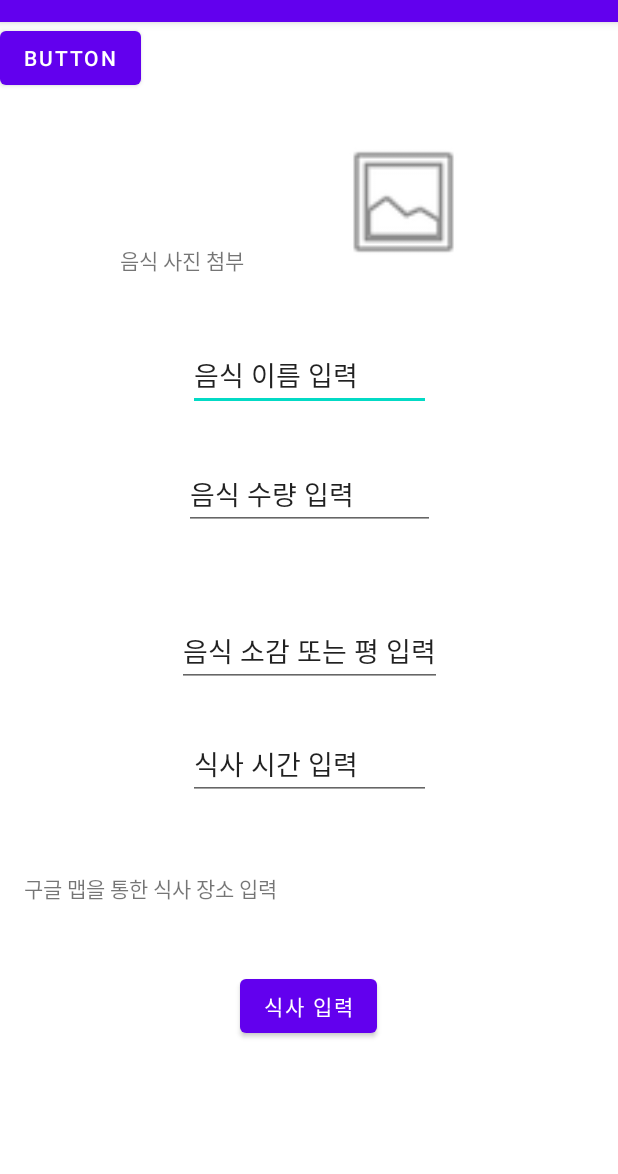
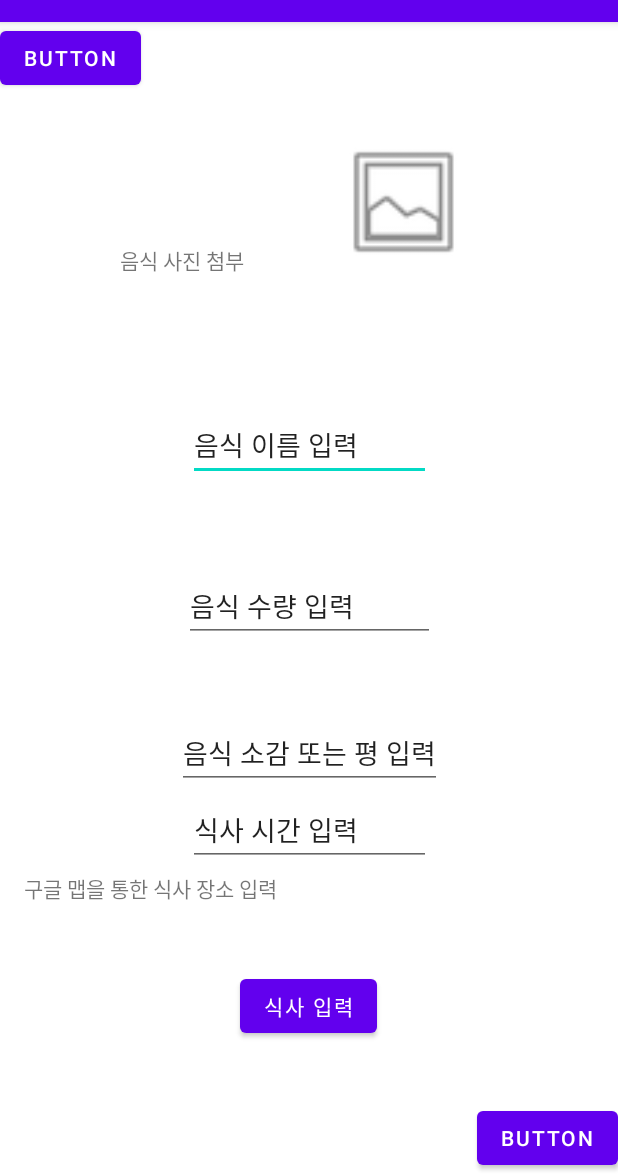
Before and after one commit to Jung-jaewoo/diet-android-app, an Android app: the screen it shows after launch (MainActivity), on a phone screen of 412 x 824 dp, the part 62-1236 px from its top. Run offline under Robolectric (Android 15) with nearby library versions, the phone set to English and light mode, and no system bars.

Commit message:
feat:' create open gallary btn'

```diff
--- a/app/src/main/java/com/example/mydietandroidapp/MainActivity.java
+++ b/app/src/main/java/com/example/mydietandroidapp/MainActivity.java
@@ -1,36 +1,84 @@
 package com.example.mydietandroidapp;
 
+import androidx.activity.result.ActivityResult;
+import androidx.activity.result.ActivityResultCallback;
+import androidx.activity.result.ActivityResultLauncher;
+import androidx.activity.result.contract.ActivityResultContracts;
 import androidx.appcompat.app.AppCompatActivity;
 
 import android.content.ContentValues;
+import android.content.Intent;
 import android.database.Cursor;
+import android.graphics.Bitmap;
+import android.graphics.BitmapFactory;
+import android.net.Uri;
 import android.os.Bundle;
+import android.provider.MediaStore;
 import android.view.View;
+import android.widget.Button;
 import android.widget.EditText;
+import android.widget.ImageView;
 import android.widget.Toast;
 
+import java.io.FileNotFoundException;
+import java.io.InputStream;
+import java.util.ArrayList;
+
 public class MainActivity extends AppCompatActivity {
+    private final int GET_GALLERY_IMAGE = 200;
+    private ImageView imageView;
+    private Uri imageUri;
 
     @Override
     protected void onCreate(Bundle savedInstanceState) {
         super.onCreate(savedInstanceState);
         setContentView(R.layout.activity_main);
+
+        imageView = findViewById(R.id.image_view);
     }
+
+    // 갤러리 여는 코드
+    public void onClickGallery(View view) {
+        Intent intent = new Intent(Intent.ACTION_PICK);
+        intent.setDataAndType(android.provider.MediaStore.Images.Media.EXTERNAL_CONTENT_URI, "image/*");
+        startActivityForResult(intent, GET_GALLERY_IMAGE);
+    }
+
+    @Override
+    protected void onActivityResult(int requestCode, int resultCode, Intent data) {
+        super.onActivityResult(requestCode, resultCode, data);
+        if (requestCode == GET_GALLERY_IMAGE && resultCode == RESULT_OK && data != null && data.getData() != null) {
+            imageUri = data.getData();
+            imageView.setImageURI(imageUri);
+        }
+    }
+
+    // 여기까지
 
     public void addMeal(View view) {
 
         // 음식 사진과 식사 장소 입력 부 추가해야함.
         ContentValues addValues = new ContentValues();
         addValues.put(MyContentProvider.NAME,
-                ((EditText)findViewById(R.id.editText1)).getText().toString());
+                ((EditText) findViewById(R.id.editText1)).getText().toString());
         addValues.put(MyContentProvider.MEAL_COUNT,
-                Integer.parseInt(((EditText)findViewById(R.id.editText2)).getText().toString()));
+                Integer.parseInt(((EditText) findViewById(R.id.editText2)).getText().toString()));
         addValues.put(MyContentProvider.REVIEW,
-                ((EditText)findViewById(R.id.editText3)).getText().toString());
+                ((EditText) findViewById(R.id.editText3)).getText().toString());
         addValues.put(MyContentProvider.MEAL_TIME,
-                Integer.parseInt(((EditText)findViewById(R.id.editText4)).getText().toString()));
+                Integer.parseInt(((EditText) findViewById(R.id.editText4)).getText().toString()));
 
-        getContentResolver().insert(MyContentProvider.CONTENT_URI,addValues);
+//        if (imageUri != null) {
+//            System.out.println("dssfd");
+//            addValues.put(MyContentProvider.IMAGE_URI,
+//                    imageUri.toString()
+//            );
+//        } else {
+//            addValues.put(MyContentProvider.IMAGE_URI,
+//                    "image");
+//        }
+
+        getContentResolver().insert(MyContentProvider.CONTENT_URI, addValues);
 
         Toast.makeText(getBaseContext(),
                 "Record Added", Toast.LENGTH_LONG).show();
@@ -50,8 +98,11 @@ public class MainActivity extends AppCompatActivity {
                 int meal_count = c.getInt(2);
                 String review = c.getString(3);
                 int meal_time = c.getInt(4);
+
+
                 editMultipleText.append("id: " + id + "\n name: " + name + "\n meal_count: " +
-                        meal_count + "\n review: " + review + "\n meal_time: " + meal_time);
+                        meal_count + "\n review: " + review + "\n meal_time: " + meal_time
+                );
             }
             editMultipleText.append("\n Total : " + c.getCount());
             c.close();
--- a/app/src/main/res/layout/activity_main.xml
+++ b/app/src/main/res/layout/activity_main.xml
@@ -17,7 +17,7 @@
         app:layout_constraintTop_toTopOf="parent" />
 
     <ImageView
-        android:id="@+id/imageView"
+        android:id="@+id/image_view"
         android:layout_width="94dp"
         android:layout_height="88dp"
         android:layout_marginTop="76dp"
@@ -26,13 +26,14 @@
         app:layout_constraintTop_toTopOf="parent"
         app:srcCompat="@android:drawable/ic_menu_gallery" />
 
-
     <EditText
         android:id="@+id/editText1"
         android:layout_width="162dp"
         android:layout_height="42dp"
         android:layout_marginTop="48dp"
+        android:layout_marginBottom="4dp"
         android:text="@string/text2"
+        app:layout_constraintBottom_toTopOf="@+id/editText2"
         app:layout_constraintEnd_toEndOf="parent"
         app:layout_constraintStart_toStartOf="parent"
         app:layout_constraintTop_toBottomOf="@+id/textView1" />
@@ -42,6 +43,7 @@
         android:layout_width="167dp"
         android:layout_height="41dp"
         android:layout_marginTop="16dp"
+        android:layout_marginBottom="4dp"
         android:text="@string/text7"
         app:layout_constraintBottom_toTopOf="@+id/editText3"
         app:layout_constraintEnd_toEndOf="parent"
@@ -53,7 +55,7 @@
         android:id="@+id/editText3"
         android:layout_width="wrap_content"
         android:layout_height="wrap_content"
-        android:layout_marginBottom="28dp"
+        android:layout_marginBottom="4dp"
         android:text="@string/text3"
         app:layout_constraintBottom_toTopOf="@+id/editText4"
         app:layout_constraintEnd_toEndOf="parent"
@@ -63,7 +65,7 @@
         android:id="@+id/editText4"
         android:layout_width="162dp"
         android:layout_height="47dp"
-        android:layout_marginBottom="48dp"
+        android:layout_marginBottom="4dp"
         android:text="@string/text4"
         app:layout_constraintBottom_toTopOf="@+id/textView2"
         app:layout_constraintEnd_toEndOf="parent"
@@ -107,4 +109,13 @@
         android:text="Button"
         tools:layout_editor_absoluteX="12dp"
         tools:layout_editor_absoluteY="674dp" />
+
+    <Button
+        android:id="@+id/upload_btn"
+        android:layout_width="wrap_content"
+        android:layout_height="wrap_content"
+        android:onClick="onClickGallery"
+        android:text="Button"
+        app:layout_constraintBottom_toBottomOf="parent"
+        app:layout_constraintEnd_toEndOf="parent" />
 </androidx.constraintlayout.widget.ConstraintLayout>
```
Also changed, not shown: app/src/main/java/com/example/mydietandroidapp/MealDBManager.java (+7 -5 lines).
